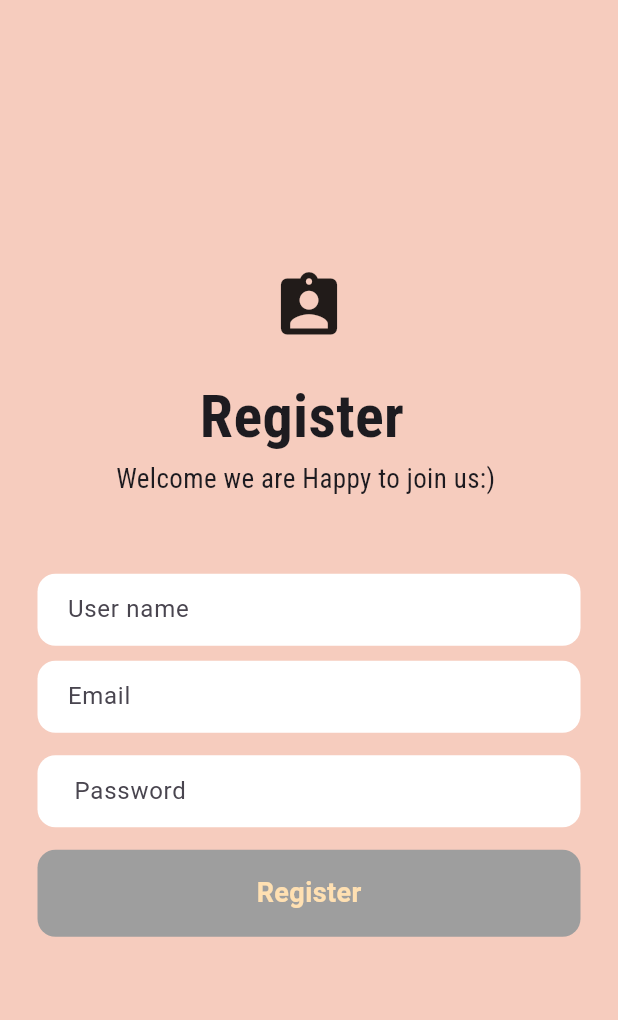
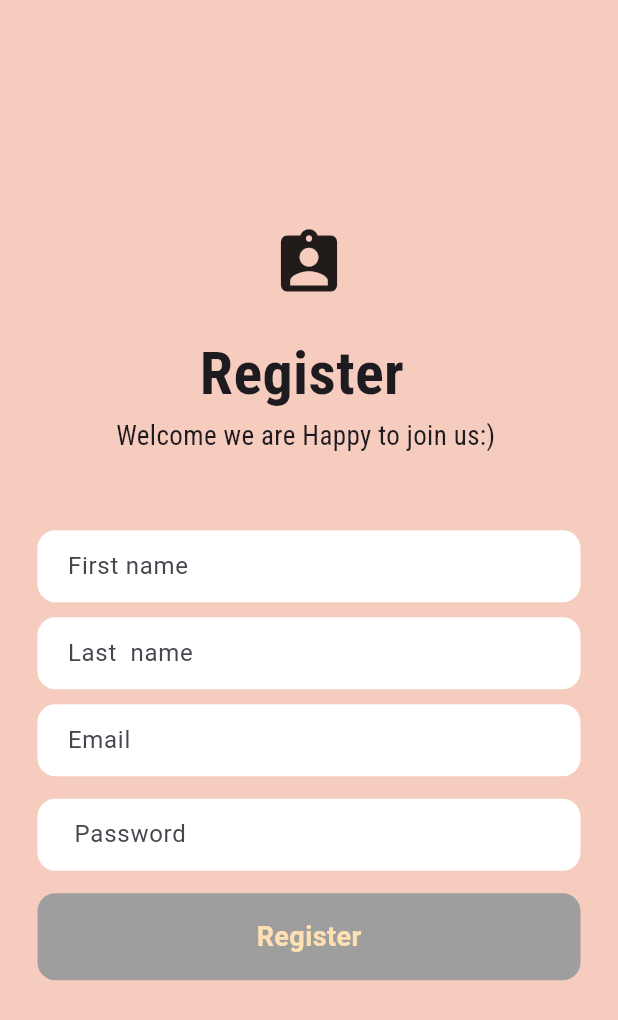
Before and after one commit to AliAlmuqati/cs290, a Flutter app: the screen it shows after launch, after a tap on "Sign up Now", on a phone screen of 412 x 824 dp. Shown: the top 1020 px of the screen. Run offline on Flutter 3.47's test engine with Material 3 defaults, Android fonts, the phone set to English and light mode, and no system bars; our stand-ins replace cloud_firestore, firebase_auth, firebase_core, google_fonts, google_nav_bar; accounts and stored records are empty; network calls fail.

Commit message:
seconde commet

```diff
--- a/lib/Pages/SignIn.dart
+++ b/lib/Pages/SignIn.dart
@@ -1,13 +1,26 @@
+// ignore_for_file: unused_local_variable
+
+import 'package:cloud_firestore/cloud_firestore.dart';
 import 'package:firebase_auth/firebase_auth.dart';
 import 'package:flutter/material.dart';
 import 'package:google_fonts/google_fonts.dart';
 
 final _emilController = TextEditingController();
 final _passwordController = TextEditingController();
-final _UserController = TextEditingController();
+final _FirstNameController = TextEditingController();
+final _LastNameController = TextEditingController();
+final _db = FirebaseFirestore.instance;
 
 class SignIn extends StatelessWidget {
   const SignIn({super.key});
+
+  // Future addUserDetails(String firstname, String lastname, String email) async {
+  //   await FirebaseFirestore.instance.collection('Users').add({
+  //     'firstname': firstname,
+  //     'lastname': lastname,
+  //     'email': email,
+  //   });
+  // }
 
   @override
   Widget build(BuildContext context) {
@@ -56,10 +69,32 @@ class SignIn extends StatelessWidget {
                     child: Padding(
                       padding: const EdgeInsets.symmetric(horizontal: 20),
                       child: TextField(
-                        controller: _UserController,
+                        controller: _FirstNameController,
                         decoration: InputDecoration(
                           border: InputBorder.none,
-                          hintText: 'User name',
+                          hintText: 'First name',
+                        ),
+                      ),
+                    ),
+                  ),
+                ),
+
+                SizedBox(
+                  height: 10,
+                ),
+                Padding(
+                  padding: const EdgeInsets.symmetric(horizontal: 25),
+                  child: Container(
+                    decoration: BoxDecoration(
+                        color: Colors.white,
+                        borderRadius: BorderRadius.circular(12)),
+                    child: Padding(
+                      padding: const EdgeInsets.symmetric(horizontal: 20),
+                      child: TextField(
+                        controller: _LastNameController,
+                        decoration: InputDecoration(
+                          border: InputBorder.none,
+                          hintText: 'Last  name',
                         ),
                       ),
                     ),
@@ -120,10 +155,33 @@ class SignIn extends StatelessWidget {
                   child: GestureDetector(
                     onTap: () async {
                       try {
-                        final credential = await FirebaseAuth.instance
+                        UserCredential userCredential = await FirebaseAuth
+                            .instance
                             .createUserWithEmailAndPassword(
                                 email: _emilController.text,
                                 password: _passwordController.text);
+
+                        // FirebaseFirestore.instance
+                        //     .collection("Users")
+                        //     .doc(userCredential.user!.email)
+                        //     .set({
+                        //   'firstname': _FirstNameController.text,
+                        //   'lastname': _LastNameController.text,
+                        //   'email': _emilController,
+                        // });
+
+                        await FirebaseFirestore.instance
+                            .collection("Users")
+                            .doc(userCredential.user!.email)
+                            .set({
+                          "firstname": _FirstNameController.text,
+                          "lastname": _LastNameController.text,
+                          "email": _emilController.text,
+                        });
+
+                        // addUserDetails(_FirstNameController.text,
+                        //     _LastNameController.text, _emilController.text);
+
                         Navigator.of(context).pushReplacementNamed('/play');
                       } on FirebaseAuthException catch (e) {
                         if (e.code == "weak-password") {
--- a/lib/main.dart
+++ b/lib/main.dart
@@ -3,6 +3,7 @@ import 'package:cs290_app/Pages/LoginPage.dart';
 import 'package:cs290_app/Pages/MainPage.dart';
 import 'package:cs290_app/Pages/SignIn.dart';
 import 'package:cs290_app/Pages/play.dart';
+import 'package:cs290_app/Pages/profile/Profile.dart';
 import 'package:cs290_app/Pages/splash.dart';
 import 'package:cs290_app/firebase_options.dart';
 // import 'package:firebase_auth/firebase_auth.dart';
@@ -35,6 +36,7 @@ class MyApp extends StatelessWidget {
         '/LoginPage': (context) => LoginPage(),
         '/signin': (context) => const SignIn(),
         '/play': (context) => const play(),
+        '/Profile':(context) => const Profile(),
       },
     );
   }
--- a/pubspec.yaml
+++ b/pubspec.yaml
@@ -38,6 +38,7 @@ dependencies:
   firebase_core: ^2.25.5
   google_fonts:
   firebase_auth: ^4.17.6
+  cloud_firestore: ^4.15.8
 
 
 dev_dependencies:
```
Also changed, not shown: lib/Pages/HomePage.dart (+3 -11 lines), lib/Pages/profile/Profile.dart (added, +125 -0 lines), lib/Pages/profile/text_box.dart (added, +28 -0 lines), images/kitty.png (added), pubspec.lock, 4 other files.
